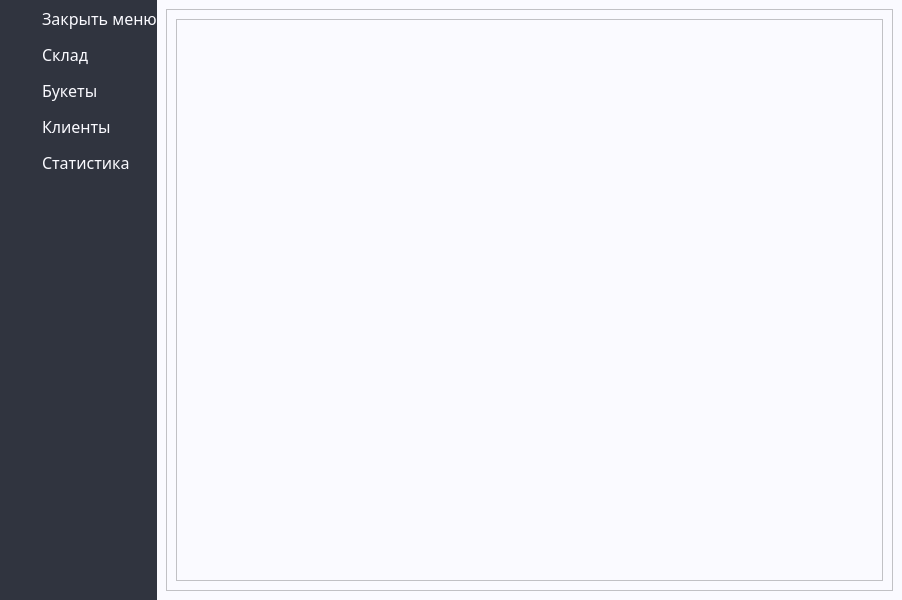
Old version of the form Organiser/mainwindow.ui in the repository et3rnalpain/Organiser.
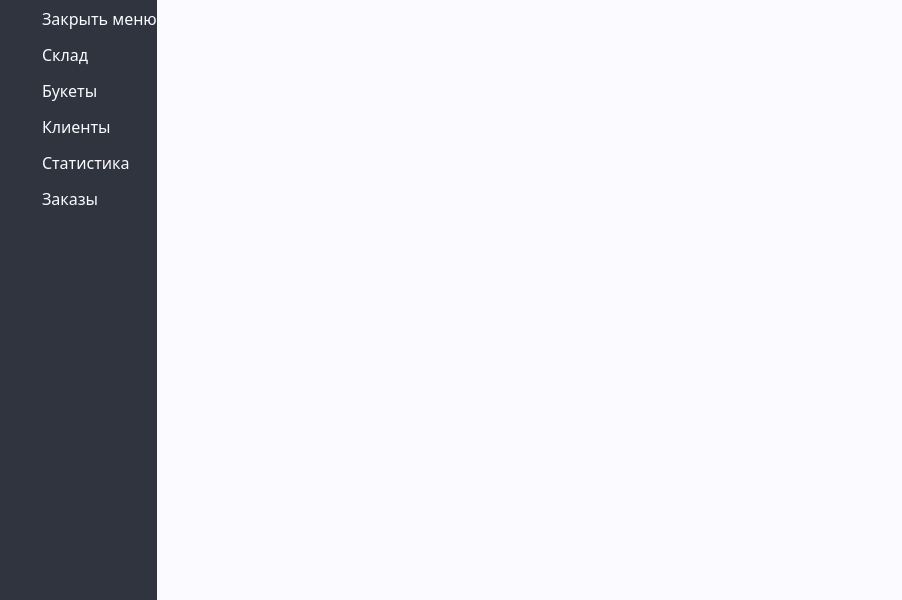
New version of the form. Icons and pictures are not drawn.

Patch:
```diff
--- a/Organiser/mainwindow.ui
+++ b/Organiser/mainwindow.ui
@@ -862,6 +862,81 @@
            <property name="checkable">
             <bool>true</bool>
            </property>
+           <property name="checked">
+            <bool>false</bool>
+           </property>
+           <property name="autoExclusive">
+            <bool>true</bool>
+           </property>
+          </widget>
+         </item>
+         <item>
+          <widget class="QPushButton" name="orders">
+           <property name="sizePolicy">
+            <sizepolicy hsizetype="Minimum" vsizetype="Maximum">
+             <horstretch>0</horstretch>
+             <verstretch>0</verstretch>
+            </sizepolicy>
+           </property>
+           <property name="minimumSize">
+            <size>
+             <width>35</width>
+             <height>36</height>
+            </size>
+           </property>
+           <property name="maximumSize">
+            <size>
+             <width>170</width>
+             <height>36</height>
+            </size>
+           </property>
+           <property name="font">
+            <font>
+             <family>Bahnschrift</family>
+             <pointsize>12</pointsize>
+            </font>
+           </property>
+           <property name="styleSheet">
+            <string notr="true">
+QPushButton
+{
+float: left;
+border: 0;
+background: #30343f;
+color:#fafaff;
+padding-top: 1px;
+}
+QPushButton::checked
+{
+float: left;
+border: 0;
+background: #fafaff;
+color:#30343f;
+padding-top: 1px;
+}
+
+
+</string>
+           </property>
+           <property name="text">
+            <string>Заказы</string>
+           </property>
+           <property name="icon">
+            <iconset>
+             <normaloff>icons/orders2.png</normaloff>icons/orders2.png</iconset>
+           </property>
+           <property name="iconSize">
+            <size>
+             <width>25</width>
+             <height>25</height>
+            </size>
+           </property>
+           <property name="checkable">
+            <bool>true</bool>
+           </property>
+           <property name="checked">
+            <bool>false</bool>
+           </property>
            <property name="autoExclusive">
             <bool>true</bool>
            </property>
@@ -933,7 +1008,7 @@
           </sizepolicy>
          </property>
          <property name="currentIndex">
-          <number>3</number>
+          <number>4</number>
          </property>
          <widget class="QWidget" name="page_4">
           <layout class="QVBoxLayout" name="verticalLayout_6">
@@ -1275,6 +1350,13 @@
            </item>
           </layout>
          </widget>
+         <widget class="QWidget" name="page_5">
+          <layout class="QGridLayout" name="gridLayout_8">
+           <item row="0" column="0">
+            <layout class="QGridLayout" name="gridLayout_7"/>
+           </item>
+          </layout>
+         </widget>
         </widget>
        </item>
       </layout>
```
Left out of the diff: 61 changed lines with no effect on the pictures.
